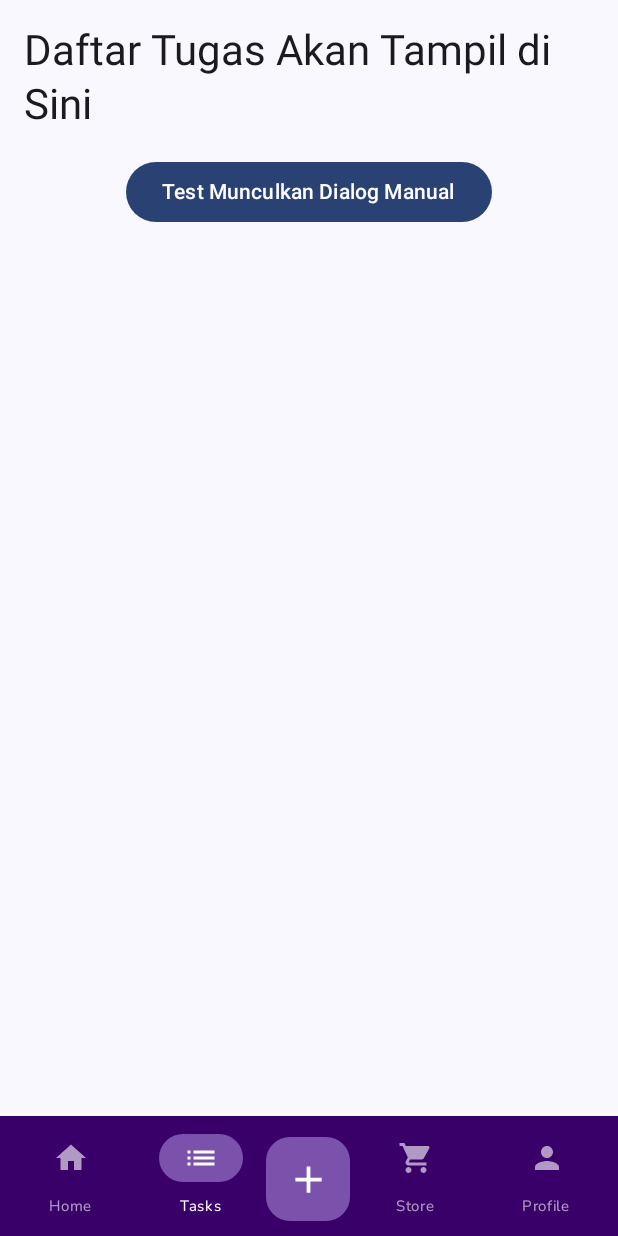
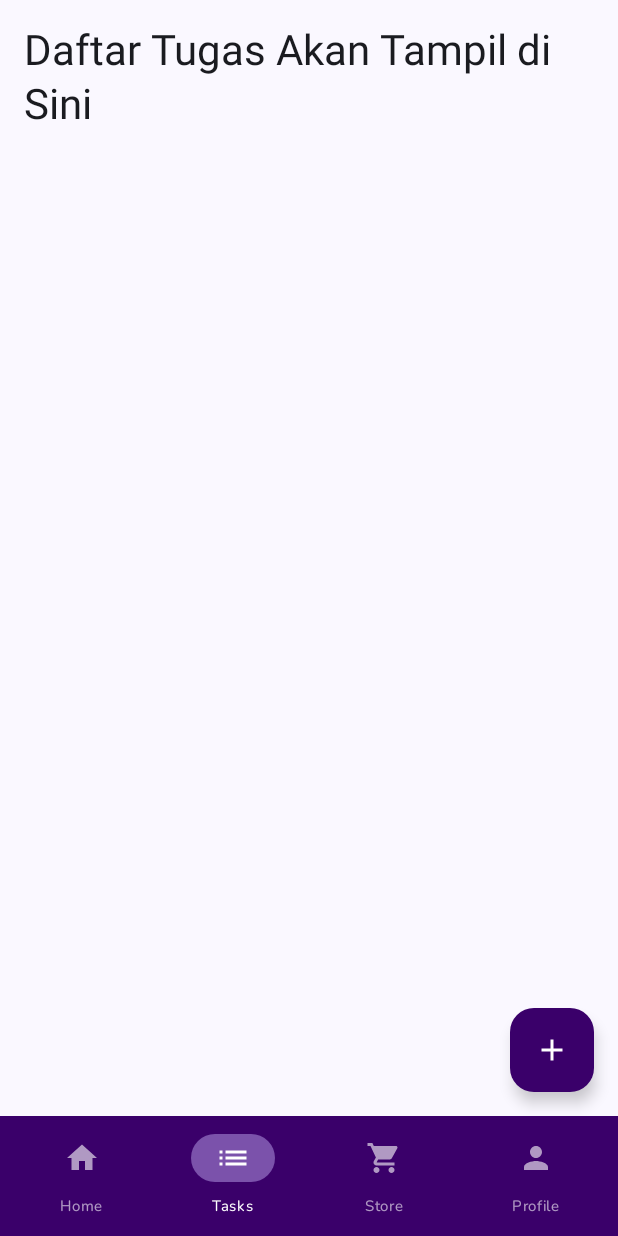
Before and after one commit to Alfaashh/Taskive, an Android app built with Jetpack Compose: the screen it shows after launch (MainActivity), after a tap on "Tasks", on a phone screen of 412 x 824 dp. Run offline under Robolectric (Android 15) with nearby library versions, the phone set to English and light mode, and no system bars.

Commit message:
changes in navbar and FAB

```diff
--- a/app/src/main/java/com/taskive/MainActivity.kt
+++ b/app/src/main/java/com/taskive/MainActivity.kt
@@ -5,12 +5,13 @@ import android.util.Log
 import androidx.activity.ComponentActivity
 import androidx.activity.compose.setContent
 import androidx.compose.foundation.background
-import androidx.compose.foundation.clickable
+// Hapus import yang tidak perlu seperti background, clip, dll jika hanya dipakai di AppBottomBar
+import androidx.compose.foundation.clickable // Mungkin masih dipakai di AppBottomBar
 import androidx.compose.foundation.layout.*
 import androidx.compose.foundation.shape.RoundedCornerShape
 import androidx.compose.material.icons.Icons
 import androidx.compose.material.icons.automirrored.filled.List
-import androidx.compose.material.icons.filled.*
+import androidx.compose.material.icons.filled.* // Pastikan Home, ShoppingCart, Person ada di sini
 import androidx.compose.material3.*
 import androidx.compose.runtime.Composable
 import androidx.compose.runtime.getValue
@@ -24,37 +25,39 @@ import androidx.compose.ui.text.style.TextOverflow
 import androidx.compose.ui.unit.dp
 import androidx.compose.ui.unit.sp
 import androidx.navigation.NavDestination.Companion.hierarchy
-import androidx.navigation.NavGraph.Companion.findStartDestination // Penting untuk AppBottomBar
+import androidx.navigation.NavGraph.Companion.findStartDestination
 import androidx.navigation.NavHostController
 import androidx.navigation.NavType
 import androidx.navigation.compose.NavHost
 import androidx.navigation.compose.composable
-import androidx.navigation.compose.currentBackStackEntryAsState // Penting untuk AppBottomBar
+import androidx.navigation.compose.currentBackStackEntryAsState
 import androidx.navigation.compose.rememberNavController
 import androidx.navigation.navArgument
 import com.taskive.ui.dashboard.DashboardScreen
 import com.taskive.ui.tasks.TasksScreen
 import com.taskive.ui.theme.TaskiveTheme
 
-// Definisikan warna global atau impor dari theme jika ada
+// Definisikan warna global
 val DarkPurple = Color(0xFF3A006A)
-val MediumPurpleLight = Color(0xFF7B52AB)
+val MediumPurpleLight = Color(0xFF7B52AB) // Mungkin tidak dipakai lagi di sini
 
-// Konstanta untuk kunci argumen navigasi, bisa diakses dari file lain
-const val NAV_ARG_SHOW_DIALOG = "showDialog"
+// Konstanta untuk argumen navigasi (jika ada layar lain yang butuh, jika tidak, bisa lokal)
+// Untuk sekarang TasksScreen tidak lagi mengambil argumen ini dari MainActivity
+// const val NAV_ARG_SHOW_DIALOG = "showDialog"
 
-sealed class Screen(val route: String, val icon: ImageVector?, val label: String) {
+// Hanya 4 Screen utama untuk BottomAppBar
+sealed class Screen(val route: String, val icon: ImageVector, val label: String) { // Icon tidak lagi nullable
     data object Dashboard : Screen("dashboard", Icons.Default.Home, "Home")
     data object Tasks : Screen("tasks", Icons.AutoMirrored.Filled.List, "Tasks")
-    data object AddTask : Screen("addTask", Icons.Default.Add, "Add Task Action")
+    // AddTask dihapus dari sini
     data object Store : Screen("store", Icons.Default.ShoppingCart, "Store")
     data object Profile : Screen("profile", Icons.Default.Person, "Profile")
 }
 
+// Hanya 4 item untuk BottomAppBar
 val bottomNavItems = listOf(
     Screen.Dashboard,
     Screen.Tasks,
-    Screen.AddTask,
     Screen.Store,
     Screen.Profile,
 )
@@ -77,6 +80,7 @@ fun TaskiveApp() {
 
     Scaffold(
         bottomBar = { AppBottomBar(navController = navController) }
+        // Tidak ada FAB global
     ) { innerPadding ->
         AppNavHost(navController = navController, modifier = Modifier.padding(innerPadding))
     }
@@ -89,25 +93,13 @@ fun AppNavHost(navController: NavHostController, modifier: Modifier = Modifier)
         startDestination = Screen.Dashboard.route,
         modifier = modifier
     ) {
-        composable(Screen.Dashboard.route) {
-            DashboardScreen()
-        }
-        composable(
-            route = "${Screen.Tasks.route}?$NAV_ARG_SHOW_DIALOG={showDialog}", // Menggunakan konstanta
-            arguments = listOf(navArgument(NAV_ARG_SHOW_DIALOG) { // Menggunakan konstanta
-                type = NavType.BoolType
-                defaultValue = false
-            })
-        ) {
-            // Pemanggilan TasksScreen sudah benar, ViewModel akan mengambil argumen
+        composable(Screen.Dashboard.route) { DashboardScreen() }
+        composable(Screen.Tasks.route) { // Rute Tasks sekarang sederhana
             TasksScreen(navController = navController)
         }
-        composable(Screen.Store.route) {
-            PlaceholderScreen(name = "Store")
-        }
-        composable(Screen.Profile.route) {
-            PlaceholderScreen(name = "Profile")
-        }
+        // Tidak ada lagi composable untuk AddTask di sini
+        composable(Screen.Store.route) { PlaceholderScreen(name = "Store") }
+        composable(Screen.Profile.route) { PlaceholderScreen(name = "Profile") }
     }
 }
 
@@ -126,76 +118,44 @@ fun AppBottomBar(navController: NavHostController) {
         Row(
             modifier = Modifier
                 .fillMaxWidth()
-                .height(80.dp),
-            horizontalArrangement = Arrangement.SpaceAround,
+                .height(80.dp), // Atau tinggi yang Anda inginkan
+            horizontalArrangement = Arrangement.SpaceAround, // Atau SpaceEvenly
             verticalAlignment = Alignment.CenterVertically
         ) {
-            bottomNavItems.forEach { screen ->
+            bottomNavItems.forEach { screen -> // Sekarang iterasi 4 item
                 val isSelected = currentDestination?.hierarchy?.any { navDest ->
                     navDest.route?.startsWith(screen.route) == true
-                } == true && screen.route != Screen.AddTask.route
+                } == true
 
-                val onClickAction: () -> Unit = {
+                IconButton( // Semua item sekarang IconButton standar
+                    onClick = {
                         Log.d("AppBottomBar", "Clicked: ${screen.label}, Current: ${currentDestination?.route}, Target: ${screen.route}")
-                    if (screen == Screen.AddTask) {
-                        Log.d("AppBottomBar", "Navigating to Tasks with dialog")
-                        navController.navigate("${Screen.Tasks.route}?$NAV_ARG_SHOW_DIALOG=true") { // Menggunakan konstanta
-                            launchSingleTop = true
-                        }
-                    } else if (screen == Screen.Dashboard) {
-                        Log.d("AppBottomBar", "Handling Dashboard click")
+                        if (screen == Screen.Dashboard) {
                             if (currentDestination?.route != screen.route) {
-                            Log.d("AppBottomBar", "Popping back to Dashboard")
                                 navController.popBackStack(Screen.Dashboard.route, inclusive = false)
-                        } else {
-                            Log.d("AppBottomBar", "Already on Dashboard")
                             }
                         } else {
-                        Log.d("AppBottomBar", "Navigating to main tab: ${screen.label}")
                             val startDestinationRoute = navController.graph.findStartDestination().route
                             if (startDestinationRoute != null) {
                                 navController.navigate(screen.route) {
                                     popUpTo(startDestinationRoute) {
-                                    saveState = false
+                                        saveState = false // Untuk stabilitas
                                     }
                                     launchSingleTop = true
-                                restoreState = false
+                                    restoreState = false // Untuk stabilitas
                                 }
                             } else {
-                            navController.navigate(screen.route) {
-                                launchSingleTop = true
+                                navController.navigate(screen.route) { launchSingleTop = true }
                             }
                         }
-                    }
-                }
-
-                if (screen == Screen.AddTask) {
-                    Box(
-                        modifier = Modifier
-                            .size(56.dp)
-                            .clip(RoundedCornerShape(16.dp))
-                            .background(MediumPurpleLight)
-                            .clickable(onClick = onClickAction),
-                        contentAlignment = Alignment.Center
+                    },
+                    modifier = Modifier.weight(1f).fillMaxHeight() // Bagi rata dan isi tinggi
                 ) {
-                        Icon(
-                            imageVector = screen.icon!!,
-                            contentDescription = screen.label,
-                            tint = Color.White,
-                            modifier = Modifier.size(30.dp)
-                        )
-                    }
-                } else {
                     Column(
                         horizontalAlignment = Alignment.CenterHorizontally,
-                        verticalArrangement = Arrangement.Center,
-                        modifier = Modifier
-                            .weight(1f)
-                            .fillMaxHeight()
-                            .clickable(onClick = onClickAction)
-                            .padding(vertical = 4.dp)
+                        verticalArrangement = Arrangement.Center
                     ) {
-                        Box(
+                        Box( // Box indikator
                             modifier = Modifier
                                 .height(32.dp)
                                 .wrapContentWidth()
@@ -205,8 +165,8 @@ fun AppBottomBar(navController: NavHostController) {
                             contentAlignment = Alignment.Center
                         ) {
                             Icon(
-                                imageVector = screen.icon!!,
-                                contentDescription = null,
+                                imageVector = screen.icon, // Icon tidak lagi nullable
+                                contentDescription = screen.label, // Content desc dari label
                                 tint = if (isSelected) Color.White else Color.White.copy(alpha = 0.6f)
                             )
                         }
--- a/app/src/main/java/com/taskive/ui/tasks/TasksScreen.kt
+++ b/app/src/main/java/com/taskive/ui/tasks/TasksScreen.kt
@@ -11,6 +11,7 @@ import androidx.compose.foundation.shape.RoundedCornerShape
 import androidx.compose.foundation.verticalScroll
 import androidx.compose.material.icons.Icons
 import androidx.compose.material.icons.automirrored.filled.ArrowBack
+import androidx.compose.material.icons.filled.Add
 import androidx.compose.material.icons.filled.CalendarToday
 import androidx.compose.material.icons.filled.Schedule
 import androidx.compose.material3.*
@@ -20,55 +21,64 @@ import androidx.compose.ui.Alignment
 import androidx.compose.ui.Modifier
 import androidx.compose.ui.draw.blur
 import androidx.compose.ui.graphics.Color
-// import androidx.compose.ui.graphics.ShaderBrush // Tidak dipakai jika blur tanpa edgeTreatment
 import androidx.compose.ui.platform.LocalConfiguration
 import androidx.compose.ui.text.font.FontWeight
 import androidx.compose.ui.unit.dp
 import androidx.compose.ui.window.Dialog
 import androidx.lifecycle.viewmodel.compose.viewModel
 import androidx.navigation.NavController
-// Hapus import com.taskive.Screen jika tidak ada referensi lain ke data object Screen di file ini
-// import com.taskive.NAV_ARG_SHOW_DIALOG // Tidak perlu diimpor jika sudah di ViewModel dan NavHost
+import com.taskive.DarkPurple // Impor warna dari MainActivity
 import java.text.SimpleDateFormat
 import java.util.*
 
 @OptIn(ExperimentalMaterial3Api::class)
 @Composable
 fun TasksScreen(
-    navController: NavController,
+    navController: NavController, // Masih bisa berguna untuk navigasi lain dari TasksScreen
     viewModel: TasksViewModel = viewModel()
 ) {
     val showDialogState by viewModel.showAddTaskDialogFlow.collectAsState()
-    Log.d("TasksScreen", "Recomposing. showDialog state from ViewModel: $showDialogState. VM instance: $viewModel")
+    Log.d("TasksScreen", "Recomposing. showDialog state from ViewModel: $showDialogState")
 
-    // ViewModel sekarang menangani logika kemunculan dialog awal berdasarkan SavedStateHandle
-    // Tidak ada LaunchedEffect di sini untuk memicu dialog berdasarkan argumen navigasi.
+    // TasksScreen sekarang menggunakan Scaffold sendiri untuk FAB lokal
+    Scaffold(
+        floatingActionButton = {
+            FloatingActionButton(
+                onClick = {
+                    Log.d("TasksScreen", "FAB clicked, calling viewModel.openAddTaskDialog()")
+                    viewModel.openAddTaskDialog()
+                },
+                containerColor = DarkPurple, // Atau warna lain yang Anda inginkan untuk FAB
+                contentColor = Color.White
+            ) {
+                Icon(Icons.Filled.Add, "Add new task")
+            }
+        },
+        floatingActionButtonPosition = FabPosition.End // Kanan bawah
+    ) { innerPaddingFromScaffold -> // Padding dari Scaffold TasksScreen
 
-    Box(modifier = Modifier.fillMaxSize()) {
+        Box(modifier = Modifier.fillMaxSize().padding(innerPaddingFromScaffold)) { // Terapkan padding Scaffold
             Column(
                 modifier = Modifier
                     .fillMaxSize()
                     .background(MaterialTheme.colorScheme.background)
-                .then(
+                    .then( // Efek blur/scrim jika dialog muncul
                         if (showDialogState && Build.VERSION.SDK_INT >= Build.VERSION_CODES.S) {
-                        Modifier.blur(radius = 10.dp) // Tanpa edgeTreatment
+                            Modifier.blur(radius = 10.dp)
                         } else if (showDialogState) {
                             Modifier.background(Color.Black.copy(alpha = 0.3f))
                         } else {
                             Modifier
                         }
                     )
-                .padding(16.dp),
+                    .padding(16.dp), // Padding konten internal
                 horizontalAlignment = Alignment.CenterHorizontally
             ) {
-            Text("Daftar Tugas Akan Tampil di Sini", style = MaterialTheme.typography.headlineMedium)
-            Spacer(modifier = Modifier.height(16.dp))
-            Button(onClick = {
-                Log.d("TasksScreen", "Test Munculkan Dialog Manual button clicked")
-                viewModel.requestShowAddTaskDialogExplicitly()
-            }) {
-                Text("Test Munculkan Dialog Manual")
-            }
+                Text(
+                    "Daftar Tugas Akan Tampil di Sini",
+                    style = MaterialTheme.typography.headlineMedium
+                )
+                // TODO: Implementasi LazyColumn atau UI daftar tugas Anda
             }
 
             if (showDialogState) {
@@ -80,13 +90,17 @@ fun TasksScreen(
                     },
                     onTaskCreate = { taskName, date, time, description ->
                         Log.d("TasksScreen", "Task Created: Name: $taskName, Date: $date, Time: $time, Desc: $description")
+                        // TODO: viewModel.saveNewTask(taskName, date, time, description)
                         viewModel.dismissAddTaskDialog()
                     }
                 )
             }
         }
     }
+}
 
+// --- AddTaskDialog tetap sama persis seperti kode lengkap terakhir ---
+// (Tidak ada perubahan di AddTaskDialog dari versi sebelumnya)
 @OptIn(ExperimentalMaterial3Api::class)
 @Composable
 fun AddTaskDialog(
--- a/app/src/main/java/com/taskive/ui/tasks/TasksViewModel.kt
+++ b/app/src/main/java/com/taskive/ui/tasks/TasksViewModel.kt
@@ -1,56 +1,28 @@
 package com.taskive.ui.tasks
 
 import android.util.Log
-import androidx.lifecycle.SavedStateHandle
 import androidx.lifecycle.ViewModel
-import androidx.lifecycle.viewModelScope
-import com.taskive.NAV_ARG_SHOW_DIALOG // <-- IMPORT DARI MAINACTIVITY.KT (paket com.taskive)
 import kotlinx.coroutines.flow.MutableStateFlow
 import kotlinx.coroutines.flow.StateFlow
 import kotlinx.coroutines.flow.asStateFlow
-import kotlinx.coroutines.flow.launchIn
-import kotlinx.coroutines.flow.onEach
 
-
-class TasksViewModel(
-    private val savedStateHandle: SavedStateHandle
-) : ViewModel() {
+class TasksViewModel : ViewModel() {
 
     private val _showAddTaskDialogFlow = MutableStateFlow(false)
     val showAddTaskDialogFlow: StateFlow<Boolean> = _showAddTaskDialogFlow.asStateFlow()
 
     init {
-        Log.d("TasksViewModel", "ViewModel initialized. Instance: $this")
-        // Amati perubahan pada argumen navigasi 'showDialog'
-        // NAV_ARG_SHOW_DIALOG diimpor dari paket com.taskive (MainActivity.kt)
-        savedStateHandle.getStateFlow(NAV_ARG_SHOW_DIALOG, false)
-            .onEach { shouldShowFromNav ->
-                Log.d("TasksViewModel", "Nav arg '$NAV_ARG_SHOW_DIALOG' in SavedStateHandle for $this changed to: $shouldShowFromNav")
-                if (shouldShowFromNav) {
-                    Log.d("TasksViewModel", "Setting _showAddTaskDialogFlow to true because nav arg is true. Instance: $this")
-                    _showAddTaskDialogFlow.value = true
-                    // "Konsumsi" argumen agar tidak memicu dialog lagi secara otomatis
-                    // sampai ada navigasi BARU dengan argumen true.
-                    Log.d("TasksViewModel", "Consuming nav arg by setting it to false in SavedStateHandle. Instance: $this")
-                    savedStateHandle[NAV_ARG_SHOW_DIALOG] = false
-                }
-            }
-            .launchIn(viewModelScope)
+        Log.d("TasksViewModel", "ViewModel instance CREATED/RETAINED: $this")
+    }
+
+    fun openAddTaskDialog() {
+        Log.d("TasksViewModel", "openAddTaskDialog called. Setting flow to true.")
+        _showAddTaskDialogFlow.value = true
     }
 
     fun dismissAddTaskDialog() {
-        Log.d("TasksViewModel", "dismissAddTaskDialog called. Hiding dialog. Instance: $this")
+        Log.d("TasksViewModel", "dismissAddTaskDialog called. Setting flow to false.")
         _showAddTaskDialogFlow.value = false
-        // Saat dialog ditutup, argumen di SavedStateHandle sudah seharusnya false karena "dikonsumsi" di init.
-        // savedStateHandle[NAV_ARG_SHOW_DIALOG] = false; // Baris ini mungkin tidak perlu lagi di sini.
-    }
-
-    fun requestShowAddTaskDialogExplicitly() {
-        Log.d("TasksViewModel", "requestShowAddTaskDialogExplicitly called. Instance: $this")
-        _showAddTaskDialogFlow.value = true
-        // Jika ini dipanggil, kita juga "konsumsi" argumen navigasi jika ada,
-        // agar tidak ada pemicu ganda.
-        savedStateHandle[NAV_ARG_SHOW_DIALOG] = false
     }
 
     override fun onCleared() {
```
Lines whose indentation alone changed are shown as unchanged.
